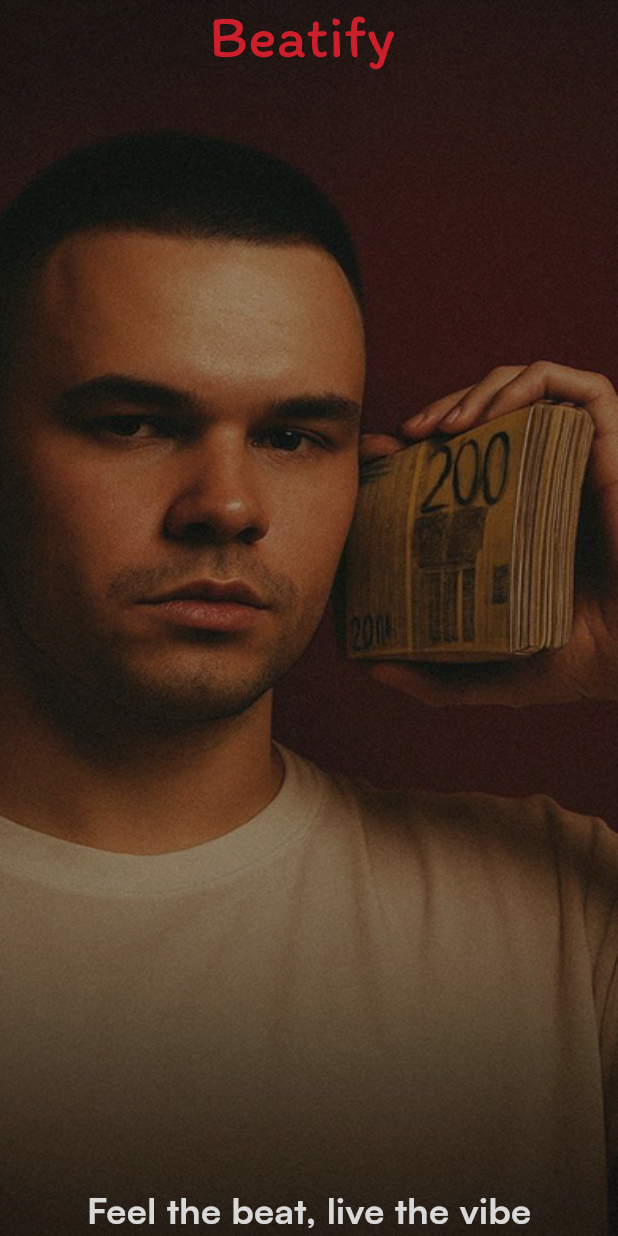
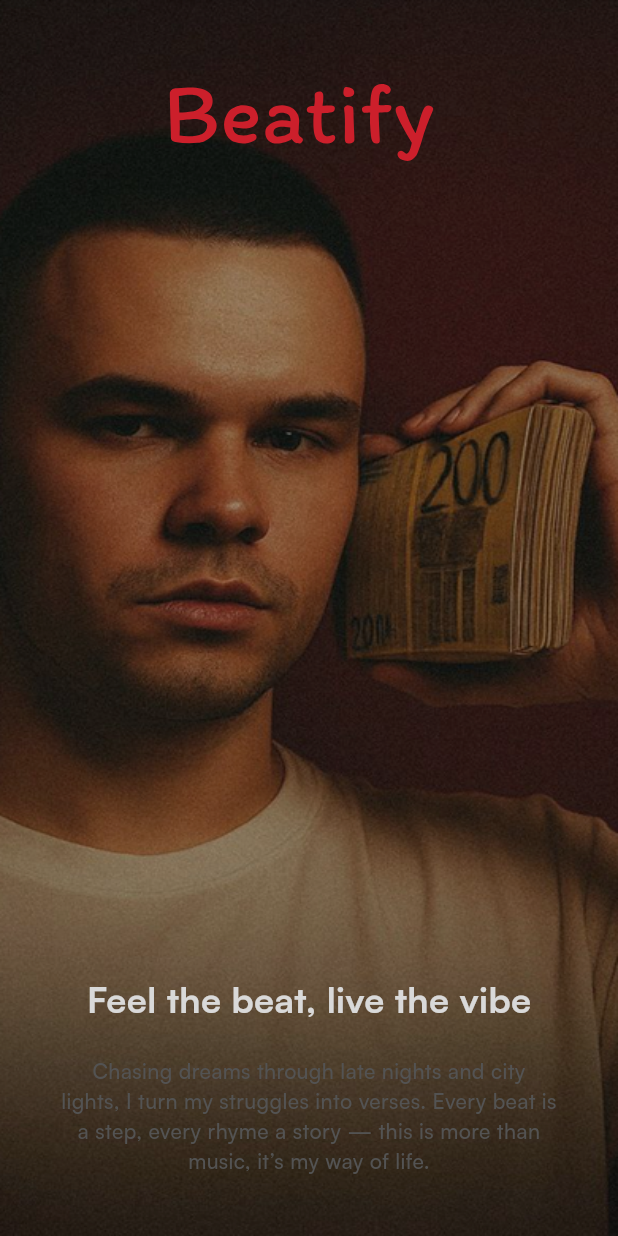
Before and after one commit to 1Mostafa23/flutter-app, a Flutter app: the screen it shows after launch, on a phone screen of 412 x 824 dp. Run offline on Flutter 3.47's test engine with Material 3 defaults, Android fonts, the phone set to English and light mode, and no system bars; our stand-ins replace flutter_svg.

Commit message:
new changes

```diff
--- a/lib/presentation/intro/pages/get_started.dart
+++ b/lib/presentation/intro/pages/get_started.dart
@@ -2,6 +2,7 @@ import 'package:flutter/material.dart';
 import 'package:flutter_svg/flutter_svg.dart';
 import 'package:spotify1/core/configs/assets/app_images.dart';
 import 'package:spotify1/core/configs/assets/app_vectors.dart';
+import 'package:spotify1/core/configs/theme/app_colors.dart';
 
 class GetStartedPage extends StatelessWidget {
   const GetStartedPage({super.key});
@@ -12,6 +13,7 @@ class GetStartedPage extends StatelessWidget {
       body: Stack(
         children: [
           Container(
+            padding: EdgeInsets.symmetric(horizontal: 40, vertical: 40),
             decoration: const BoxDecoration(
               image: DecorationImage(
                 fit: BoxFit.fill,
@@ -24,6 +26,7 @@ class GetStartedPage extends StatelessWidget {
                   alignment: Alignment.topCenter,
                   child: SvgPicture.asset(
                     AppVectors.Logo,
+                    height: 70,
                   ),
                 ),
                 Spacer(),
@@ -36,6 +39,17 @@ class GetStartedPage extends StatelessWidget {
 
                     ),
                   ),
+                  SizedBox(height: 21,),
+                  Text (
+                    'Chasing dreams through late nights and city lights, I turn my struggles into verses. Every beat is a step, every rhyme a story — this is more than music, it’s my way of life.',
+                    style: TextStyle(
+                      fontWeight: FontWeight.w500,
+                      color: AppColors.grey,
+                      fontSize: 14,
+                    ),
+                    textAlign: TextAlign.center,
+                  ),
+
 
               ],
             ),
```
